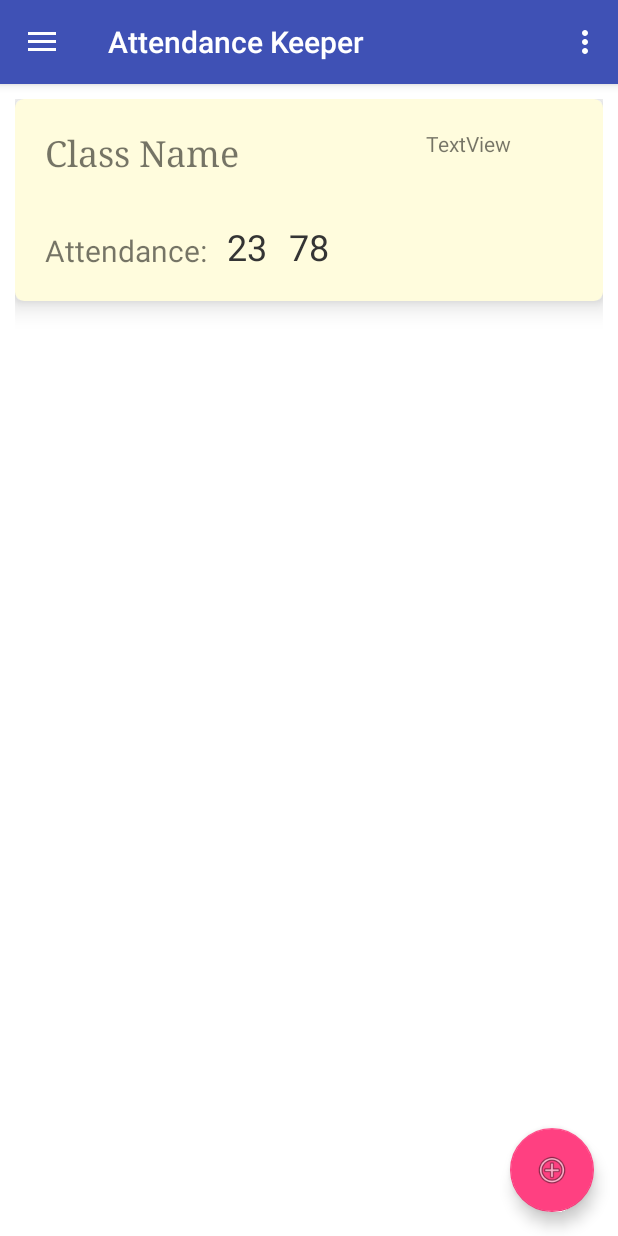
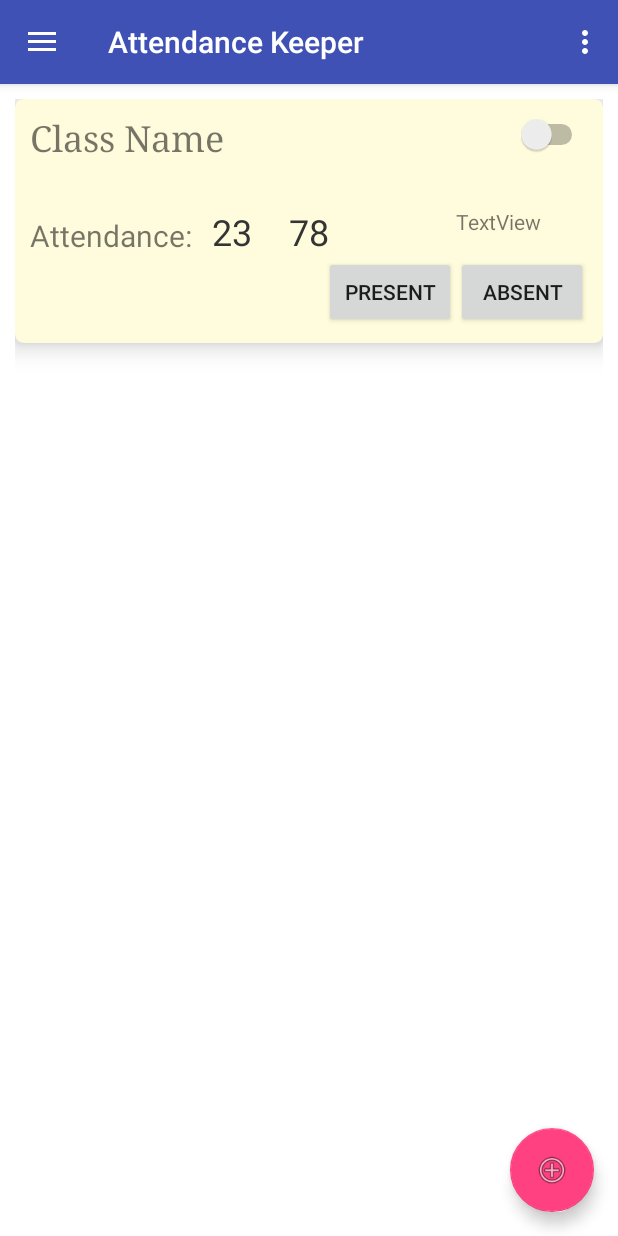
Before and after one commit to Shivamdhuria/AttendanceKeeper, an Android app: the CurrentAttendance screen opened directly, with no data from a screen before it, after a tap on "BUTTON", on a phone screen of 412 x 824 dp. Run offline under Robolectric (Android 15) with nearby library versions, the phone set to English and light mode, and no system bars; 8 statements that could not run were skipped.

Commit message:
Extracting name from class                                      Diplaying name and number in listview                                      Spacng in listview                                      listview view                                      listview buton/switch

```diff
--- a/app/src/main/java/com/elixer/attendancekeeper/CurrentAttendance.java
+++ b/app/src/main/java/com/elixer/attendancekeeper/CurrentAttendance.java
@@ -46,7 +46,7 @@ public class CurrentAttendance extends AppCompatActivity {
 
 
                         //Adding new class to database
-                        Class newclass = new Class(NewClass.name,NewClass.days,NewClass.daysTime,NewClass.reminder,NewClass.alarm,current,total);
+                        Class newclass = new Class(NewClass.name,NewClass.days,NewClass.daysTime,NewClass.reminder,NewClass.alarm,current,total,true);
 
                         //Creating Gson
                         Gson gson = new Gson();
--- a/app/src/main/java/com/elixer/attendancekeeper/ListViewAdapter.java
+++ b/app/src/main/java/com/elixer/attendancekeeper/ListViewAdapter.java
@@ -1,13 +1,19 @@
 package com.elixer.attendancekeeper;
 
 import android.content.Context;
+import android.content.SharedPreferences;
 import android.support.annotation.NonNull;
 import android.support.annotation.Nullable;
+import android.util.Log;
 import android.view.LayoutInflater;
 import android.view.View;
 import android.view.ViewGroup;
 import android.widget.ArrayAdapter;
+import android.widget.Button;
+import android.widget.Switch;
 import android.widget.TextView;
+
+import com.google.gson.Gson;
 
 import java.util.List;
 
@@ -26,6 +32,8 @@ public class ListViewAdapter extends ArrayAdapter<Class> {
     int resource;
 
     TextView textActivity2;
+    Boolean check;
+    Class classes;
 
 
     //constructor initializing the values
@@ -53,10 +61,15 @@ public class ListViewAdapter extends ArrayAdapter<Class> {
 
         //getting the view elements of the list from the view
        // ImageView imageView = view.findViewById(R.id.imageView);
+        Switch status = view.findViewById(R.id.status);
         TextView textViewName = view.findViewById(R.id.className);
         TextView textViewCurrent = view.findViewById(R.id.attendance);
         TextView textViewTotal  = view.findViewById(R.id.attendancetotal);
+        Button buttonAbsent = view.findViewById(R.id.button_absent);
+        Button buttonPresent = view.findViewById(R.id.button_present);
       //  Button buttonDelete = view.findViewById(R.id.buttonDelete);
+
+
 
 
 
@@ -67,13 +80,56 @@ public class ListViewAdapter extends ArrayAdapter<Class> {
 
 
         //getting the hero of the specified position
-       Class classes = classList.get(position);
+       classes = classList.get(position);
 
         //adding values to the list item
       //  imageView.setImageDrawable(context.getResources().getDrawable(hero.getImage()));
         textViewName.setText(classes.getName());
         textViewCurrent.setText(Integer.toString(classes.getCurrent()));
         textViewTotal.setText("/"+Integer.toString(classes.getTotal()));
+        check = classes.getStatus();
+      //  Log.d("check from data",check.toString());
+            status.setChecked(check);
+
+        //If switch clicked
+        status.setOnClickListener(new View.OnClickListener() {
+            @Override
+            public void onClick(View view) {
+                classes=classList.get(position);
+                check = classes.getStatus();
+                Log.d(classes.getName().toString()+" check from data ",check.toString());
+
+
+                if (check) {
+                    check = false;
+                } else {
+                    check = true;
+                }
+                classes.setStatus(check);
+                saveinsharedpref(classes);
+                Log.d(classes.getName().toString()+" checkto loop",check.toString());
+            }
+
+            private void saveinsharedpref(Class newclass) {
+
+
+
+                Gson gson = new Gson();
+                String newClass = gson.toJson(classes);
+                SharedPreferences sharedPref =getContext().getSharedPreferences("attend",Context.MODE_PRIVATE);
+                SharedPreferences.Editor editor = sharedPref.edit();
+                editor.putString(newclass.name,newClass);
+                editor.commit();
+            }
+        });
+
+        buttonAbsent.setOnClickListener(new View.OnClickListener() {
+            @Override
+            public void onClick(View view) {
+
+            }
+        });
+
 
 
 
@@ -83,5 +139,4 @@ public class ListViewAdapter extends ArrayAdapter<Class> {
 
 
 
-
 }
--- a/app/src/main/res/layout/list_row.xml
+++ b/app/src/main/res/layout/list_row.xml
@@ -6,7 +6,7 @@
     xmlns:app="http://schemas.android.com/apk/res-auto"
     android:background="@drawable/custom_shape"
     android:orientation="horizontal"
-    android:padding="20dp"
+    android:padding="10dp"
     android:paddingLeft="10dp"
     android:paddingRight="10dp"
     android:layout_margin="15dp"
@@ -73,14 +73,37 @@
         android:layout_alignBottom="@+id/attendance"
         android:layout_centerHorizontal="true" />
 
+    <Button
+        android:text="Present"
+        android:layout_width="wrap_content"
+        android:layout_height="wrap_content"
+        android:id="@+id/button_present"
+        android:layout_below="@+id/attendance"
+        android:layout_toStartOf="@+id/button_absent" />
+
+    <Button
+        android:text="Absent"
+        android:layout_width="wrap_content"
+        android:layout_height="wrap_content"
+        android:id="@+id/button_absent"
+        android:layout_alignBaseline="@+id/button_present"
+        android:layout_alignBottom="@+id/button_present"
+        android:layout_alignParentEnd="true" />
+
     <TextView
         android:text="TextView"
         android:layout_width="wrap_content"
         android:layout_height="wrap_content"
         android:id="@+id/textViewPercentage"
-        android:layout_marginEnd="41dp"
-        android:layout_below="@+id/dynamicArcView"
-        android:layout_alignParentEnd="true" />
+        android:layout_alignTop="@+id/attendancetotal"
+        android:layout_toEndOf="@+id/button_present" />
+
+    <Switch
+        android:layout_width="wrap_content"
+        android:layout_height="wrap_content"
+        android:layout_alignParentTop="true"
+        android:layout_alignParentEnd="true"
+        android:id="@+id/status" />
     <!-- Rightend Duration -->
 
 
```
Also changed, not shown: app/src/main/java/com/elixer/attendancekeeper/Class.java (+11 -1 lines).
